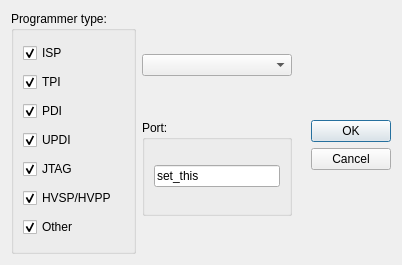
Qt form src/python/programmer.ui (avrdudes/avrdude) before a commit.
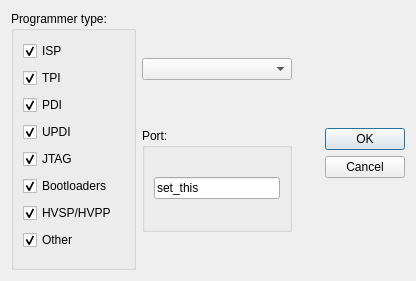
The same form after that commit.

Commit message:
Add a category "bootloaders" in the programmer selection dialog
This category triggers for all programmers that have PM_SPM
set.

What changed in the file:
```diff
--- a/src/python/programmer.ui
+++ b/src/python/programmer.ui
@@ -9,8 +9,8 @@
    <rect>
     <x>0</x>
     <y>0</y>
-    <width>402</width>
-    <height>265</height>
+    <width>416</width>
+    <height>281</height>
    </rect>
   </property>
   <property name="windowTitle">
@@ -105,6 +105,16 @@
        </widget>
       </item>
       <item row="6" column="0">
+       <widget class="QCheckBox" name="hv">
+        <property name="text">
+         <string>HVSP/HVPP</string>
+        </property>
+        <property name="checked">
+         <bool>true</bool>
+        </property>
+       </widget>
+      </item>
+      <item row="7" column="0">
        <widget class="QCheckBox" name="other">
         <property name="text">
          <string>Other</string>
@@ -115,9 +125,9 @@
        </widget>
       </item>
       <item row="5" column="0">
-       <widget class="QCheckBox" name="hv">
+       <widget class="QCheckBox" name="spm">
         <property name="text">
-         <string>HVSP/HVPP</string>
+         <string>Bootloaders</string>
         </property>
         <property name="checked">
          <bool>true</bool>
```
Left out of the diff: 20 changed lines with no effect on the pictures. The commit also changes 1 other file.
